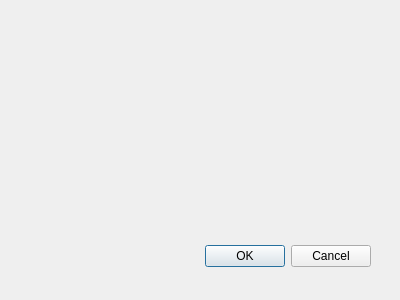
The window that src/gui/formdatabasecleanup.ui (martinrotter/rssguard) describes before a commit, drawn with Qt 5.
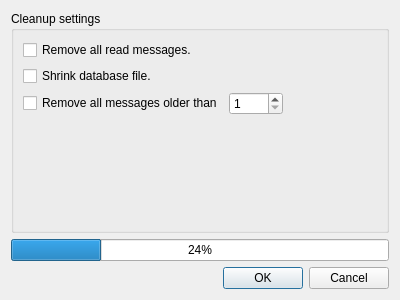
The same window after the commit.

The edit to the form file:
```diff
--- a/src/gui/formdatabasecleanup.ui
+++ b/src/gui/formdatabasecleanup.ui
@@ -15,22 +15,94 @@
   <property name="windowTitle">
    <string>Dialog</string>
   </property>
-  <widget name="buttonBox" class="QDialogButtonBox">
-   <property name="geometry">
-    <rect>
-     <x>30</x>
-     <y>240</y>
-     <width>341</width>
-     <height>32</height>
-    </rect>
-   </property>
-   <property name="orientation">
-    <enum>Qt::Horizontal</enum>
-   </property>
-   <property name="standardButtons">
-    <set>QDialogButtonBox::Cancel|QDialogButtonBox::Ok</set>
-   </property>
-  </widget>
+  <layout class="QVBoxLayout" name="verticalLayout">
+   <item>
+    <widget class="QGroupBox" name="m_grpCleanupSettings">
+     <property name="title">
+      <string>Cleanup settings</string>
+     </property>
+     <layout class="QGridLayout" name="gridLayout">
+      <item row="1" column="0">
+       <widget class="QCheckBox" name="checkBox_2">
+        <property name="text">
+         <string>Shrink database file.</string>
+        </property>
+       </widget>
+      </item>
+      <item row="2" column="2">
+       <spacer name="horizontalSpacer">
+        <property name="orientation">
+         <enum>Qt::Horizontal</enum>
+        </property>
+        <property name="sizeHint" stdset="0">
+         <size>
+          <width>40</width>
+          <height>20</height>
+         </size>
+        </property>
+       </spacer>
+      </item>
+      <item row="2" column="0">
+       <widget class="QCheckBox" name="checkBox_3">
+        <property name="text">
+         <string>Remove all messages older than</string>
+        </property>
+       </widget>
+      </item>
+      <item row="0" column="0">
+       <widget class="QCheckBox" name="checkBox">
+        <property name="text">
+         <string>Remove all read messages.</string>
+        </property>
+       </widget>
+      </item>
+      <item row="2" column="1">
+       <widget class="QSpinBox" name="m_spinDays">
+        <property name="minimum">
+         <number>1</number>
+        </property>
+        <property name="maximum">
+         <number>1000</number>
+        </property>
+        <property name="singleStep">
+         <number>1</number>
+        </property>
+       </widget>
+      </item>
+      <item row="3" column="0" colspan="3">
+       <spacer name="verticalSpacer">
+        <property name="orientation">
+         <enum>Qt::Vertical</enum>
+        </property>
+        <property name="sizeHint" stdset="0">
+         <size>
+          <width>20</width>
+          <height>40</height>
+         </size>
+        </property>
+       </spacer>
+      </item>
+     </layout>
+    </widget>
+   </item>
+   <item>
+    <widget class="QProgressBar" name="m_progressBar">
+     <property name="value">
+      <number>24</number>
+     </property>
+    </widget>
+   </item>
+   <item>
+    <widget class="QDialogButtonBox" name="m_btnBox">
+     <property name="orientation">
+      <enum>Qt::Horizontal</enum>
+     </property>
+     <property name="standardButtons">
+      <set>QDialogButtonBox::Cancel|QDialogButtonBox::Ok</set>
+     </property>
+    </widget>
+   </item>
+  </layout>
  </widget>
  <pixmapfunction/>
  <resources/>
```
Left out of the diff: 13 changed lines with no effect on the pictures.
